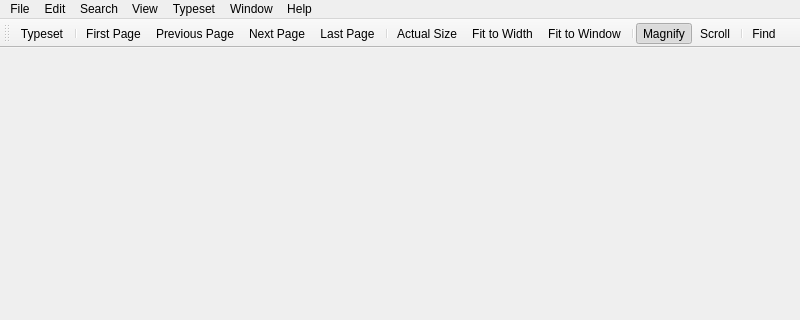
Sharpie/TeXworks, file src/PDFDocument.ui: the form before one commit; both pictures show x 0 to 800 and y 0 to 320 of the 800 by 600 pixel window.
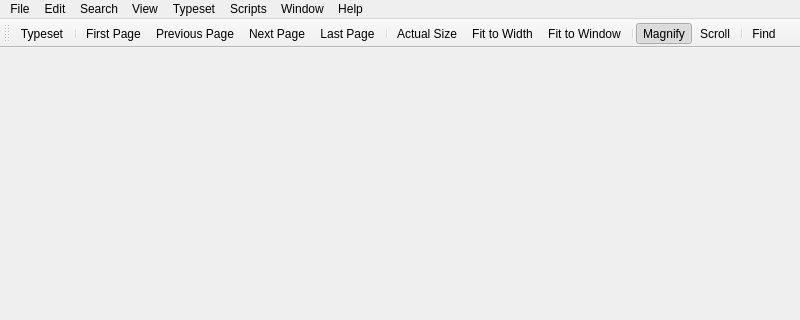
The form after the commit. Icons and pictures are not drawn.

Commit message: beginning to implement QtScript support

The edit to the form file:
```diff
--- a/src/PDFDocument.ui
+++ b/src/PDFDocument.ui
@@ -113,11 +113,21 @@
     <addaction name="actionFind"/>
     <addaction name="actionFind_Again"/>
    </widget>
+   <widget class="QMenu" name="menuScripts">
+    <property name="title">
+     <string>Scripts</string>
+    </property>
+    <addaction name="actionUpdate_Scripts"/>
+    <addaction name="actionManage_Scripts"/>
+    <addaction name="actionShow_Scripts_Folder"/>
+    <addaction name="separator"/>
+   </widget>
    <addaction name="menuFile"/>
    <addaction name="menuEdit"/>
    <addaction name="menuSearch"/>
    <addaction name="menuView"/>
    <addaction name="menuTypeset"/>
+   <addaction name="menuScripts"/>
    <addaction name="menuWindow"/>
    <addaction name="menuHelp"/>
   </widget>
```
Left out of the diff: 24 changed lines with no effect on the pictures. The commit also changes 13 other files.
